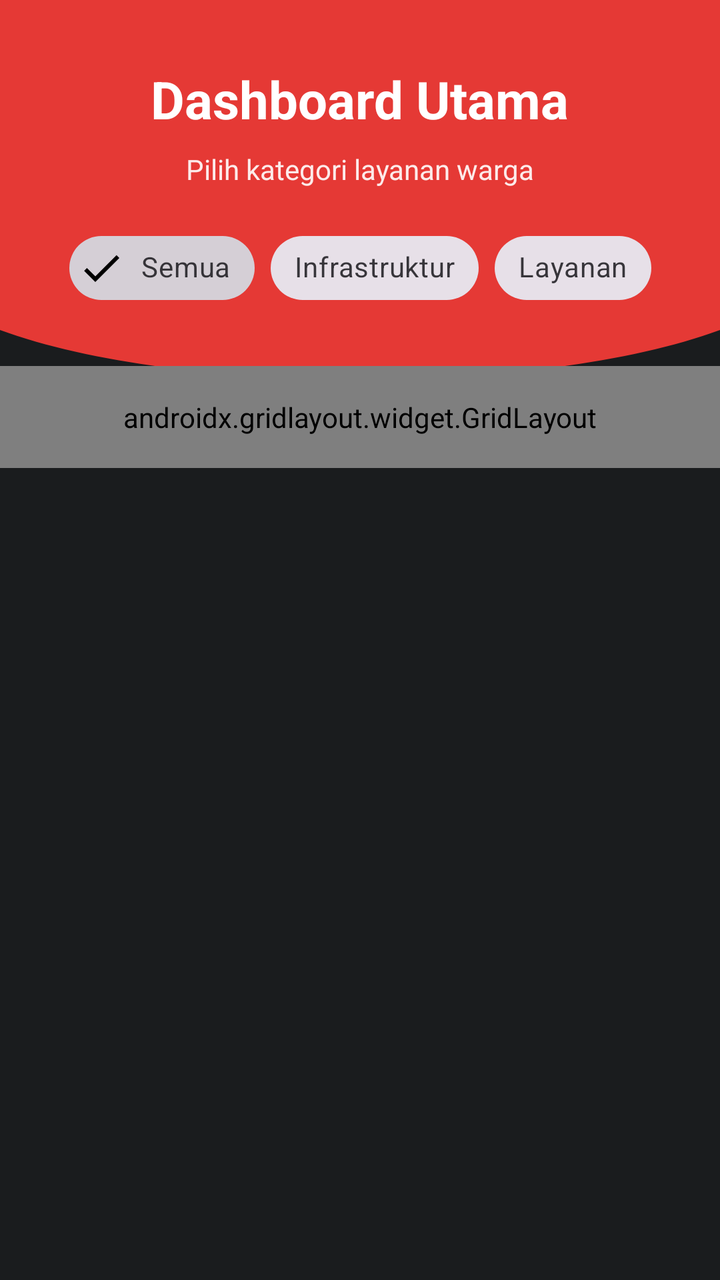
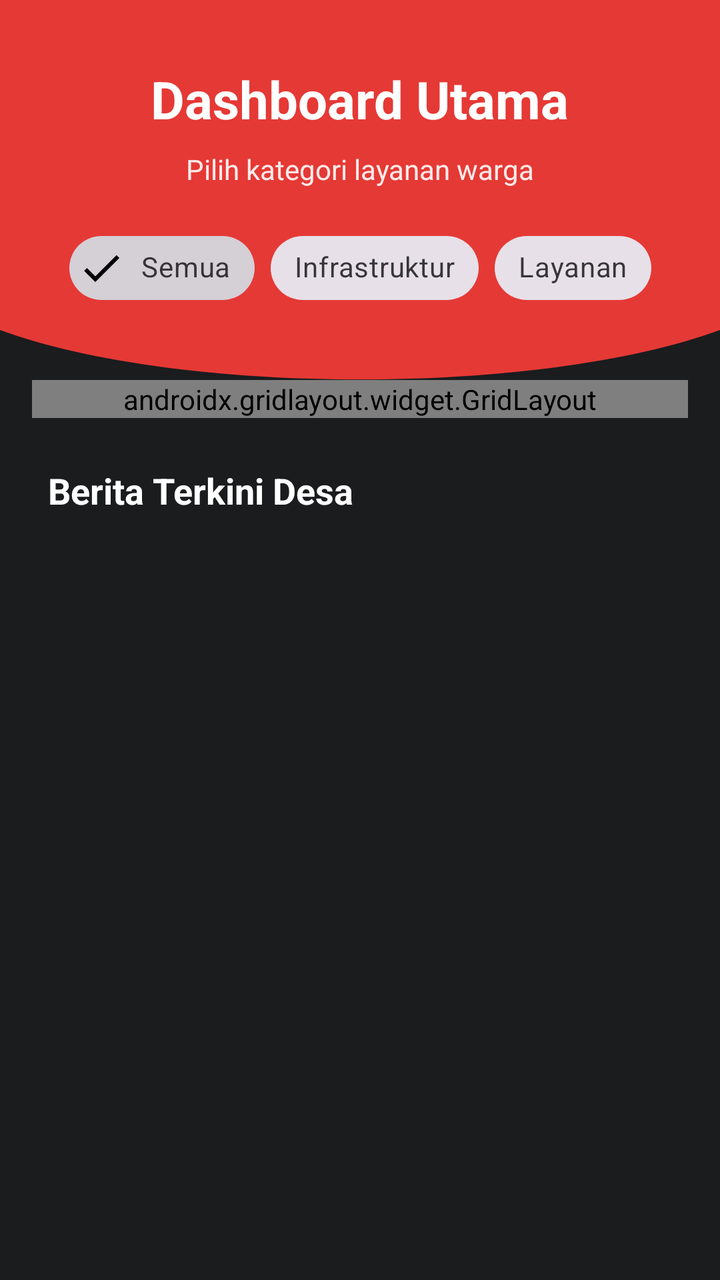

Two renders of the same Android screen: before a commit and after it. Below are the layout's source before the change and the commit's diff.
<!-- AndroidManifest.xml: application theme Theme.Therehelp -->
<!-- res/layout/fragment_home.xml -->
<?xml version="1.0" encoding="utf-8"?>
<androidx.constraintlayout.widget.ConstraintLayout
    xmlns:android="http://schemas.android.com/apk/res/android"
    xmlns:app="http://schemas.android.com/apk/res-auto"
    android:layout_width="match_parent"
    android:layout_height="match_parent"
    android:background="@color/bina_desa_dark_grey">

    <View
        android:id="@+id/background_header"
        android:layout_width="0dp"
        android:layout_height="220dp"
        android:background="@drawable/bg_header_wave"
        app:layout_constraintStart_toStartOf="parent"
        app:layout_constraintEnd_toEndOf="parent"
        app:layout_constraintTop_toTopOf="parent"/>

    <androidx.appcompat.widget.Toolbar
        android:id="@+id/toolbar"
        android:layout_width="match_parent"
        android:layout_height="?attr/actionBarSize"
        android:background="@android:color/transparent"
        app:titleTextColor="@color/white"
        app:layout_constraintTop_toTopOf="parent"
        app:layout_constraintStart_toStartOf="parent"
        app:layout_constraintEnd_toEndOf="parent"/>

    <TextView
        android:id="@+id/tvWelcome"
        android:layout_width="wrap_content"
        android:layout_height="wrap_content"
        android:layout_marginTop="32dp"
        android:text="Dashboard Utama"
        android:textColor="@color/white"
        android:textSize="26sp"
        android:textStyle="bold"
        app:layout_constraintStart_toStartOf="parent"
        app:layout_constraintEnd_toEndOf="parent"
        app:layout_constraintTop_toTopOf="parent" />

    <TextView
        android:id="@+id/tvSubWelcome"
        android:layout_width="wrap_content"
        android:layout_height="wrap_content"
        android:layout_marginTop="8dp"
        android:text="Pilih kategori layanan warga"
        android:textColor="@color/white"
        android:textSize="14sp"
        android:alpha="0.9"
        app:layout_constraintStart_toStartOf="parent"
        app:layout_constraintEnd_toEndOf="parent"
        app:layout_constraintTop_toBottomOf="@+id/tvWelcome" />

    <com.google.android.material.chip.ChipGroup
        android:id="@+id/chipGroupFilter"
        android:layout_width="wrap_content"
        android:layout_height="wrap_content"
        android:layout_marginTop="16dp"
        app:layout_constraintStart_toStartOf="parent"
        app:layout_constraintEnd_toEndOf="parent"
        app:layout_constraintTop_toBottomOf="@+id/tvSubWelcome"
        app:singleSelection="true">

        <com.google.android.material.chip.Chip
            android:id="@+id/chipSemua"
            style="@style/Widget.MaterialComponents.Chip.Filter"
            android:layout_width="wrap_content"
            android:layout_height="wrap_content"
            android:checked="true"
            android:text="Semua" />

        <com.google.android.material.chip.Chip
            android:id="@+id/chipInfrastruktur"
            style="@style/Widget.MaterialComponents.Chip.Filter"
            android:layout_width="wrap_content"
            android:layout_height="wrap_content"
            android:text="Infrastruktur" />

        <com.google.android.material.chip.Chip
            android:id="@+id/chipLayanan"
            style="@style/Widget.MaterialComponents.Chip.Filter"
            android:layout_width="wrap_content"
            android:layout_height="wrap_content"
            android:text="Layanan" />
    </com.google.android.material.chip.ChipGroup>

    <androidx.gridlayout.widget.GridLayout
        android:layout_width="match_parent"
        android:layout_height="wrap_content"
        android:layout_marginTop="25dp"
        android:padding="16dp"
        app:columnCount="2"
        app:layout_constraintEnd_toEndOf="parent"
        app:layout_constraintStart_toStartOf="parent"
        app:layout_constraintTop_toBottomOf="@+id/chipGroupFilter"
        app:useDefaultMargins="true">

        <com.google.android.material.button.MaterialButton
            android:id="@+id/btnKeKalkulator"
            android:layout_width="0dp"
            android:layout_height="100dp"
            android:backgroundTint="@color/bina_desa_red"
            android:text="Kalkulator"
            app:cornerRadius="16dp"
            app:layout_columnWeight="1"
            app:layout_gravity="fill" />

        <com.google.android.material.button.MaterialButton
            android:id="@+id/btnKeResult"
            android:layout_width="0dp"
            android:layout_height="100dp"
            android:backgroundTint="@color/bina_desa_red"
            android:text="Hasil Skor"
            app:cornerRadius="16dp"
            app:layout_columnWeight="1"
            app:layout_gravity="fill" />

        <com.google.android.material.button.MaterialButton
            android:id="@+id/btnKeCustom2"
            android:layout_width="0dp"
            android:layout_height="100dp"
            android:backgroundTint="@color/bina_desa_red"
            android:text="Custom View"
            app:cornerRadius="16dp"
            app:layout_columnWeight="1"
            app:layout_gravity="fill_horizontal" />

        <com.google.android.material.button.MaterialButton
            android:id="@+id/btnWebView"
            android:layout_width="0dp"
            android:layout_height="100dp"
            android:backgroundTint="@color/bina_desa_red"
            android:text="Bina Desa Web"
            app:cornerRadius="16dp"
            app:layout_columnWeight="1"
            app:layout_gravity="fill" />

        <com.google.android.material.button.MaterialButton
            android:id="@+id/btnBantuan"
            android:layout_width="0dp"
            android:layout_height="100dp"
            android:backgroundTint="@color/bina_desa_red"
            android:text="Pusat Bantuan"
            app:cornerRadius="16dp"
            app:layout_columnWeight="1"
            app:layout_gravity="fill" />

        
        <com.google.android.material.button.MaterialButton
            android:id="@+id/btnPertemuan10"
            android:layout_width="0dp"
            android:layout_height="100dp"
            android:backgroundTint="@color/bina_desa_red"
            android:text="Tab Layout dan Recycler View"
            app:cornerRadius="16dp"
            app:layout_columnWeight="1"
            app:layout_gravity="fill" />

        <com.google.android.material.button.MaterialButton
            android:id="@+id/btnLogout"
            android:layout_width="0dp"
            android:layout_height="100dp"
            android:backgroundTint="@color/status_proses"
            android:text="Logout"
            app:cornerRadius="16dp"
            app:layout_columnWeight="1"
            app:layout_gravity="fill" />

    </androidx.gridlayout.widget.GridLayout>

</androidx.constraintlayout.widget.ConstraintLayout>
<!-- resources referenced by this layout -->
<resources>
  <color name="bina_desa_dark_grey">#1A1C1E</color>
  <color name="bina_desa_red">#E53935</color>
  <color name="status_proses">#F77F00</color>
  <color name="white">#FFFFFFFF</color>
  <!-- drawable bg_header_wave (drawable) -->
  <vector xmlns:android="http://schemas.android.com/apk/res/android"
      android:width="100dp"
      android:height="100dp"
      android:viewportWidth="100"
      android:viewportHeight="100">
      <path
          android:fillColor="@color/bina_desa_red"
          android:pathData="
              M0,0
              L100,0
              L100,75
              C 75,90
                25,90
                0,75
              Z" />
  </vector>
  <style name="Theme.Therehelp" parent="Base.Theme.Therehelp" />
  <style name="Base.Theme.Therehelp" parent="Theme.Material3.DayNight.NoActionBar">
          
          
      </style>
</resources>

<!-- the commit's change to res/layout/fragment_home.xml (unified diff, before → after) -->
@@ -2,6 +2,7 @@
 <androidx.constraintlayout.widget.ConstraintLayout
     xmlns:android="http://schemas.android.com/apk/res/android"
     xmlns:app="http://schemas.android.com/apk/res-auto"
+    xmlns:tools="http://schemas.android.com/tools"
     android:layout_width="match_parent"
     android:layout_height="match_parent"
     android:background="@color/bina_desa_dark_grey">
@@ -84,88 +85,189 @@
             android:text="Layanan" />
     </com.google.android.material.chip.ChipGroup>
 
-    <androidx.gridlayout.widget.GridLayout
+    <androidx.core.widget.NestedScrollView
+        android:layout_width="0dp"
+        android:layout_height="0dp"
+        android:layout_marginTop="16dp"
+        app:layout_constraintTop_toBottomOf="@id/chipGroupFilter"
+        app:layout_constraintBottom_toBottomOf="parent"
+        app:layout_constraintStart_toStartOf="parent"
+        app:layout_constraintEnd_toEndOf="parent">
+
+        <LinearLayout
+            android:layout_width="match_parent"
+            android:layout_height="wrap_content"
+            android:orientation="vertical"
+            android:padding="16dp">
+
+            <androidx.gridlayout.widget.GridLayout
+                android:layout_width="match_parent"
+                android:layout_height="wrap_content"
+                app:columnCount="2"
+                app:useDefaultMargins="true">
+
+                <com.google.android.material.button.MaterialButton
+                    android:id="@+id/btnKeKalkulator"
+                    android:layout_width="0dp"
+                    android:layout_height="65dp"
+                    android:backgroundTint="@color/bina_desa_red"
+                    android:text="Kalkulator"
+                    app:cornerRadius="16dp"
+                    app:layout_columnWeight="1"
+                    app:layout_gravity="fill" />
+
+                <com.google.android.material.button.MaterialButton
+                    android:id="@+id/btnKeResult"
+                    android:layout_width="0dp"
+                    android:layout_height="65dp"
+                    android:backgroundTint="@color/bina_desa_red"
+                    android:text="Hasil Skor"
+                    app:cornerRadius="16dp"
+                    app:layout_columnWeight="1"
+                    app:layout_gravity="fill" />
+
+                <com.google.android.material.button.MaterialButton
+                    android:id="@+id/btnKeCustom2"
+                    android:layout_width="0dp"
+                    android:layout_height="65dp"
+                    android:backgroundTint="@color/bina_desa_red"
+                    android:text="Custom View"
+                    app:cornerRadius="16dp"
+                    app:layout_columnWeight="1"
+                    app:layout_gravity="fill" />
+
+                <com.google.android.material.button.MaterialButton
+                    android:id="@+id/btnWebView"
+                    android:layout_width="0dp"
+                    android:layout_height="65dp"
+                    android:backgroundTint="@color/bina_desa_red"
+                    android:text="Bina Desa Web"
+                    app:cornerRadius="16dp"
+                    app:layout_columnWeight="1"
+                    app:layout_gravity="fill" />
+
+                <com.google.android.material.button.MaterialButton
+                    android:id="@+id/btnBantuan"
+                    android:layout_width="0dp"
+                    android:layout_height="65dp"
+                    android:backgroundTint="@color/bina_desa_red"
+                    android:text="Pusat Bantuan"
+                    app:cornerRadius="16dp"
+                    app:layout_columnWeight="1"
+                    app:layout_gravity="fill" />
+
+                <com.google.android.material.button.MaterialButton
+                    android:id="@+id/btnPertemuan10"
+                    android:layout_width="0dp"
+                    android:layout_height="65dp"
+                    android:backgroundTint="@color/bina_desa_red"
+                    android:text="Tab Layout"
+                    app:cornerRadius="16dp"
+                    app:layout_columnWeight="1"
+                    app:layout_gravity="fill" />
+
+                <com.google.android.material.button.MaterialButton
+                    android:id="@+id/btnLogout"
+                    android:layout_width="0dp"
+                    android:layout_height="65dp"
+                    android:backgroundTint="@color/status_proses"
+                    android:text="Logout"
+                    app:cornerRadius="16dp"
+                    app:layout_columnWeight="1"
+                    app:layout_gravity="fill" />
+
+            </androidx.gridlayout.widget.GridLayout>
+
+            <TextView
+                android:layout_width="wrap_content"
+                android:layout_height="wrap_content"
+                android:layout_marginTop="24dp"
+                android:layout_marginStart="8dp"
+                android:text="Berita Terkini Desa"
+                android:textColor="@color/white"
+                android:textSize="18sp"
+                android:textStyle="bold" />
+
+            <androidx.recyclerview.widget.RecyclerView
+                android:id="@+id/rvBeritaHome"
+                android:layout_width="match_parent"
+                android:layout_height="wrap_content"
+                android:layout_marginTop="12dp"
+                android:nestedScrollingEnabled="false"
+                tools:listitem="@layout/item_berita" />
+
+        </LinearLayout>
+    </androidx.core.widget.NestedScrollView>
+
+</androidx.constraintlayout.widget.ConstraintLayout>
+<!-- res/layout/item_berita.xml (included above) -->
+<?xml version="1.0" encoding="utf-8"?>
+<com.google.android.material.card.MaterialCardView
+    xmlns:android="http://schemas.android.com/apk/res/android"
+    xmlns:app="http://schemas.android.com/apk/res-auto"
+    android:layout_width="match_parent"
+    android:layout_height="wrap_content"
+    android:layout_marginHorizontal="16dp"
+    android:layout_marginVertical="8dp"
+    app:cardCornerRadius="12dp"
+    app:cardElevation="3dp">
+
+    <androidx.constraintlayout.widget.ConstraintLayout
         android:layout_width="match_parent"
         android:layout_height="wrap_content"
-        android:layout_marginTop="25dp"
-        android:padding="16dp"
-        app:columnCount="2"
-        app:layout_constraintEnd_toEndOf="parent"
-        app:layout_constraintStart_toStartOf="parent"
-        app:layout_constraintTop_toBottomOf="@+id/chipGroupFilter"
-        app:useDefaultMargins="true">
-
-        <com.google.android.material.button.MaterialButton
-            android:id="@+id/btnKeKalkulator"
+        android:background="@android:color/white"
+        android:padding="12dp">
+
+        <ImageView
+            android:id="@+id/imgBerita"
+            android:layout_width="90dp"
+            android:layout_height="90dp"
+            android:scaleType="centerCrop"
+            app:layout_constraintTop_toTopOf="parent"
+            app:layout_constraintBottom_toBottomOf="parent"
+            app:layout_constraintStart_toStartOf="parent" />
+
+        <TextView
+            android:id="@+id/tvJudulBerita"
             android:layout_width="0dp"
-            android:layout_height="100dp"
-            android:backgroundTint="@color/bina_desa_red"
-            android:text="Kalkulator"
-            app:cornerRadius="16dp"
-            app:layout_columnWeight="1"
-            app:layout_gravity="fill" />
-
-        <com.google.android.material.button.MaterialButton
-            android:id="@+id/btnKeResult"
+            android:layout_height="wrap_content"
+            android:layout_marginStart="12dp"
+            android:text="Judul Berita Desa"
+            android:textColor="@android:color/black"
+            android:textSize="15sp"
+            android:textStyle="bold"
+            android:maxLines="2"
+            android:ellipsize="end"
+            app:layout_constraintTop_toTopOf="parent"
+            app:layout_constraintStart_toEndOf="@id/imgBerita"
+            app:layout_constraintEnd_toEndOf="parent" />
+
+        <TextView
+            android:id="@+id/tvTanggalBerita"
+            android:layout_width="wrap_content"
+            android:layout_height="wrap_content"
+            android:layout_marginStart="12dp"
+            android:layout_marginTop="4dp"
+            android:text="29 Mei 2026"
+            android:textColor="@android:color/darker_gray"
+            android:textSize="11sp"
+            app:layout_constraintTop_toBottomOf="@id/tvJudulBerita"
+            app:layout_constraintStart_toEndOf="@id/imgBerita" />
+
+        <TextView
+            android:id="@+id/tvDescBerita"
             android:layout_width="0dp"
-            android:layout_height="100dp"
-            android:backgroundTint="@color/bina_desa_red"
-            android:text="Hasil Skor"
-            app:cornerRadius="16dp"
-            app:layout_columnWeight="1"
-            app:layout_gravity="fill" />
-
-        <com.google.android.material.button.MaterialButton
-            android:id="@+id/btnKeCustom2"
-            android:layout_width="0dp"
-            android:layout_height="100dp"
-            android:backgroundTint="@color/bina_desa_red"
-            android:text="Custom View"
-            app:cornerRadius="16dp"
-            app:layout_columnWeight="1"
-            app:layout_gravity="fill_horizontal" />
-
-        <com.google.android.material.button.MaterialButton
-            android:id="@+id/btnWebView"
-            android:layout_width="0dp"
-            android:layout_height="100dp"
-            android:backgroundTint="@color/bina_desa_red"
-            android:text="Bina Desa Web"
-            app:cornerRadius="16dp"
-            app:layout_columnWeight="1"
-            app:layout_gravity="fill" />
-
-        <com.google.android.material.button.MaterialButton
-            android:id="@+id/btnBantuan"
-            android:layout_width="0dp"
-            android:layout_height="100dp"
-            android:backgroundTint="@color/bina_desa_red"
-            android:text="Pusat Bantuan"
-            app:cornerRadius="16dp"
-            app:layout_columnWeight="1"
-            app:layout_gravity="fill" />
-
-        
-        <com.google.android.material.button.MaterialButton
-            android:id="@+id/btnPertemuan10"
-            android:layout_width="0dp"
-            android:layout_height="100dp"
-            android:backgroundTint="@color/bina_desa_red"
-            android:text="Tab Layout dan Recycler View"
-            app:cornerRadius="16dp"
-            app:layout_columnWeight="1"
-            app:layout_gravity="fill" />
-
-        <com.google.android.material.button.MaterialButton
-            android:id="@+id/btnLogout"
-            android:layout_width="0dp"
-            android:layout_height="100dp"
-            android:backgroundTint="@color/status_proses"
-            android:text="Logout"
-            app:cornerRadius="16dp"
-            app:layout_columnWeight="1"
-            app:layout_gravity="fill" />
-
-    </androidx.gridlayout.widget.GridLayout>
-
-</androidx.constraintlayout.widget.ConstraintLayout>
+            android:layout_height="wrap_content"
+            android:layout_marginStart="12dp"
+            android:layout_marginTop="6dp"
+            android:text="Ringkasan isi berita desa digital ditaruh di sini..."
+            android:textColor="@android:color/black"
+            android:textSize="13sp"
+            android:maxLines="1"
+            android:ellipsize="end"
+            app:layout_constraintTop_toBottomOf="@id/tvTanggalBerita"
+            app:layout_constraintStart_toEndOf="@id/imgBerita"
+            app:layout_constraintEnd_toEndOf="parent" />
+
+    </androidx.constraintlayout.widget.ConstraintLayout>
+</com.google.android.material.card.MaterialCardView>
